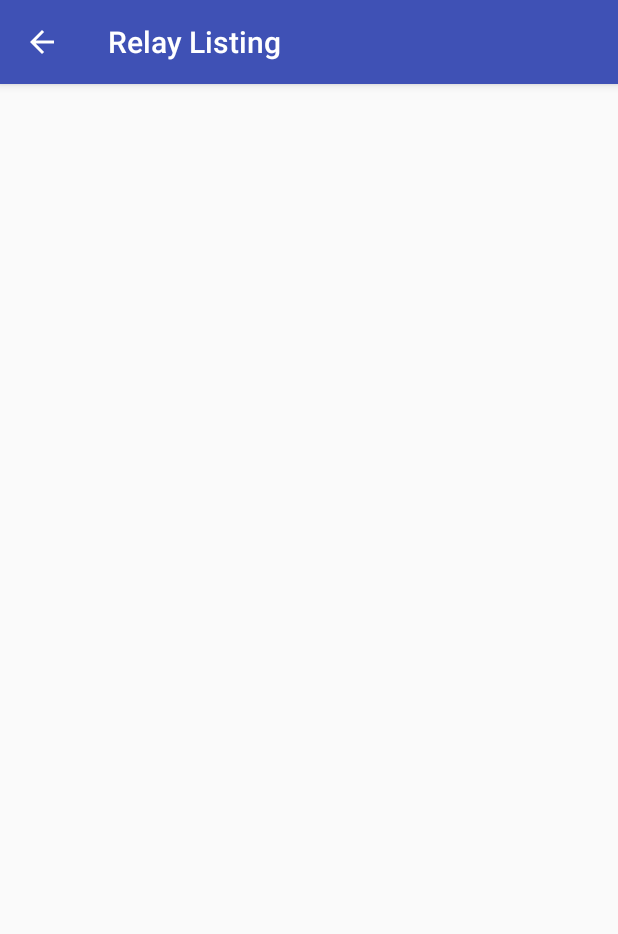
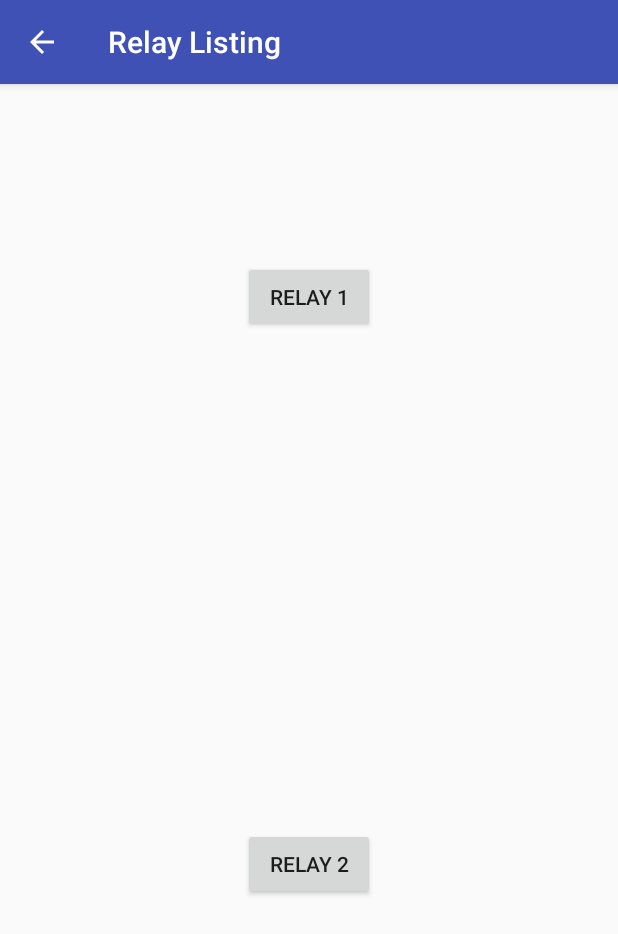
Before and after one commit to jcconnol/ACTIS-ClientSide, an Android app: the RelayListing screen opened directly, with no data from a screen before it, on a phone screen of 412 x 824 dp. Shown: the top 934 px of the screen. Run offline under Robolectric (Android 15) with nearby library versions, the phone set to English and light mode, and no system bars.

Commit message:
Added drone and relay layout  parts

```diff
--- a/ActisMasterApp/app/src/main/res/layout/content_relay_listing.xml
+++ b/ActisMasterApp/app/src/main/res/layout/content_relay_listing.xml
@@ -15,5 +15,21 @@
     tools:showIn="@layout/activity_relay_listing">
 
 
+    <Button
+        android:id="@+id/relay_one"
+        android:layout_width="wrap_content"
+        android:layout_height="wrap_content"
+        android:layout_alignParentTop="true"
+        android:layout_centerHorizontal="true"
+        android:layout_marginTop="102dp"
+        android:text="@string/text_view_relay_1" />
 
+    <Button
+        android:id="@+id/relay_two"
+        android:layout_width="wrap_content"
+        android:layout_height="wrap_content"
+        android:layout_alignStart="@+id/relay_one"
+        android:layout_alignParentBottom="true"
+        android:layout_marginBottom="208dp"
+        android:text="@string/text_view_relay_2" />
 </RelativeLayout>
--- a/ActisMasterApp/app/src/main/res/values/strings.xml
+++ b/ActisMasterApp/app/src/main/res/values/strings.xml
@@ -15,6 +15,9 @@
     <string name="text_view_landing_description_i">Intelligent</string>
     <string name="text_view_landing_description_s">Stuff</string>
     <string name="text_view_drone_1">Drone 1</string>
+    <string name="button_drone_pic">Take Picture</string>
+    <string name="text_view_relay_1">Relay 1</string>
+    <string name="text_view_relay_2">Relay 2</string>
     <string name="alert_dialog_products_loading">Loading Products</string>
     <string name="alert_dialog_product_save">Saving Product...</string>
     <string name="alert_dialog_product_delete">Deleting Product...</string>
```
Also changed, not shown: ActisMasterApp/app/src/main/java/edu/uark/uarkregisterapp/DroneListing.java (+9 -9 lines), ActisMasterApp/app/src/main/res/layout/content_drone_listing.xml (+15 -4 lines), 2 other files.
